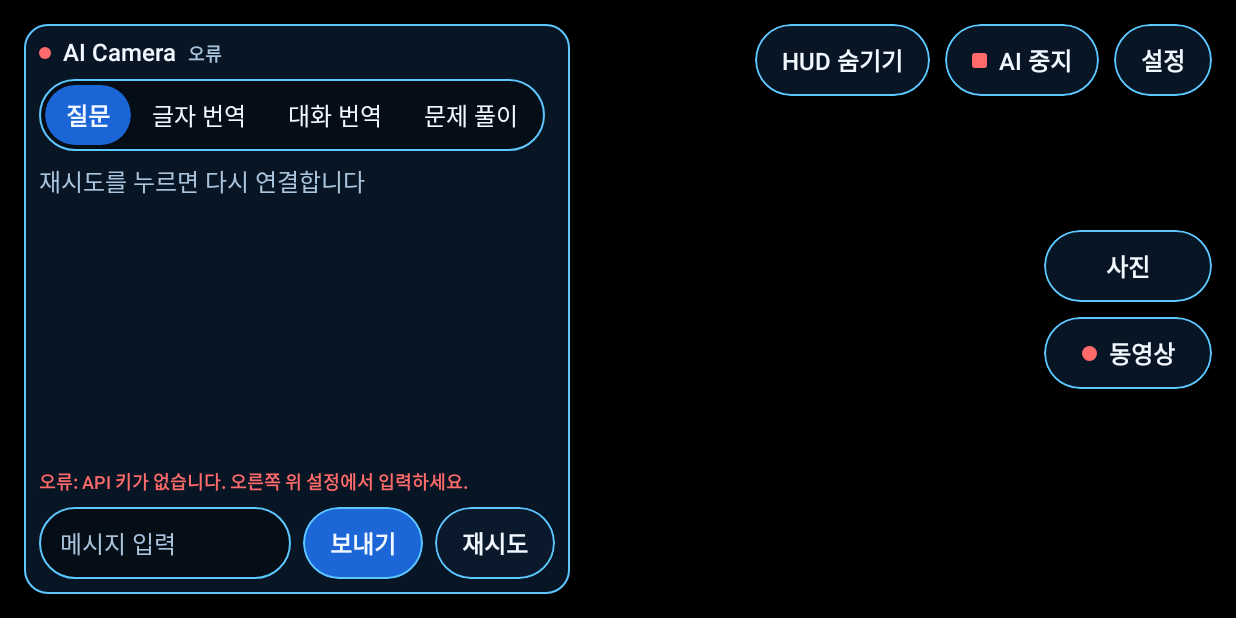
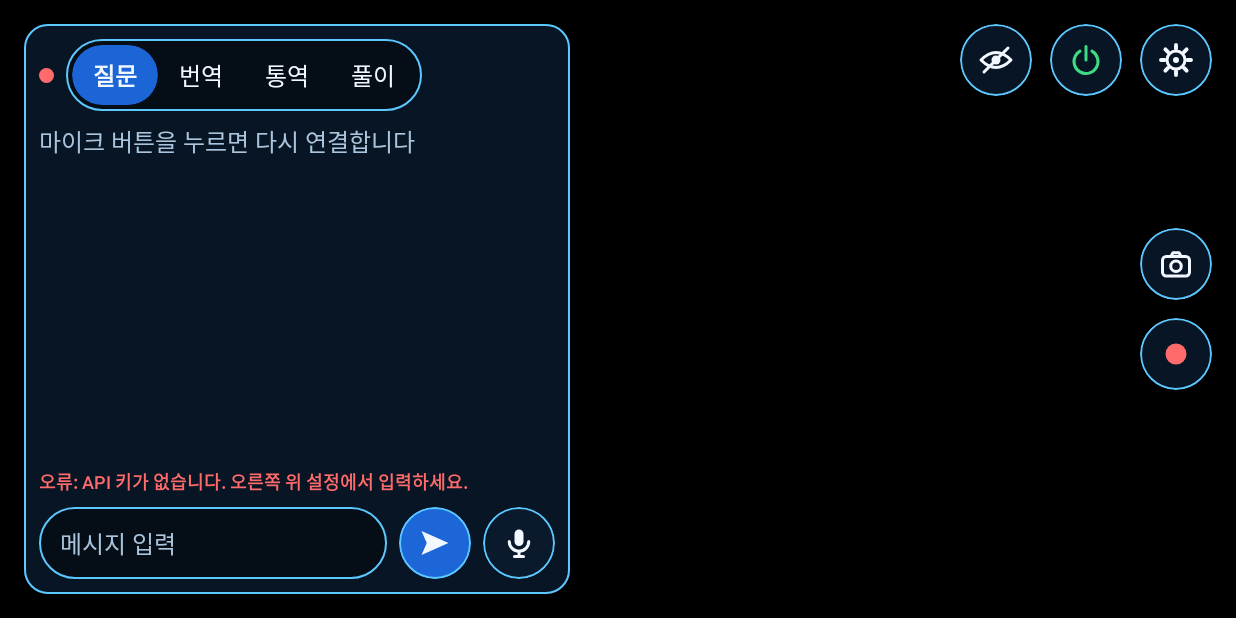
Before and after one commit to bear2u/ai-camera-hud, an Android app built with Jetpack Compose: the screen it shows after launch (MainActivity), on a phone screen of 824 x 412 dp (held sideways). Run offline under Robolectric (Android 15) with nearby library versions, the phone set to English and light mode, and no system bars; libraries missing offline, so code that uses them is left out: androidx.camera.compose, androidx.camera.core, androidx.camera.lifecycle, androidx.camera.video; pictures from the network do not load; 3 statements that could not run were skipped.

Commit message:
behavioral: HUD 버튼을 아이콘으로 바꾸고 문구를 줄인다
보내기, 마이크, 사진, 녹화, HUD 보기/숨기기, AI 전원, 설정을 아이콘 버튼으로
바꾸고 모드 이름을 질문/번역/통역/풀이로 줄인다.

Co-Authored-By: Claude Fable 5.2 <noreply@anthropic.com>

```diff
--- a/app/src/main/java/com/symverse/aiglasses/ui/GlassesScreen.kt
+++ b/app/src/main/java/com/symverse/aiglasses/ui/GlassesScreen.kt
@@ -60,7 +60,7 @@ import com.symverse.aiglasses.core.Mode
 import com.symverse.aiglasses.core.Speaker
 import com.symverse.aiglasses.core.Status
 
-private val CaptureColumnWidth = 112.dp
+private val RecordingFill = Color(0xE6B3261E)
 private val BubbleShape = RoundedCornerShape(12.dp)
 private val OtherBubble = Color(0x33FFFFFF)
 
@@ -106,19 +106,29 @@ fun GlassesScreen(
                 )
             }
             // HUD를 숨겨도 촬영 버튼, 촬영 결과 알림, HUD 버튼은 남긴다.
-            Column(
-                Modifier.align(Alignment.CenterEnd).width(CaptureColumnWidth),
-                verticalArrangement = Arrangement.spacedBy(10.dp),
-            ) {
-                PillButton("사진", onClick = onTakePhoto, modifier = Modifier.fillMaxWidth())
-                RecordButton(recording = capture.recording, onClick = onToggleVideo)
+            Column(Modifier.align(Alignment.CenterEnd), verticalArrangement = Arrangement.spacedBy(12.dp)) {
+                IconButton(HudIcon.Camera, "사진 촬영", onClick = onTakePhoto)
+                if (capture.recording) {
+                    IconButton(HudIcon.Stop, "녹화 중지", onClick = onToggleVideo, fill = RecordingFill, line = Alert)
+                } else {
+                    IconButton(HudIcon.Record, "동영상 녹화", onClick = onToggleVideo, tint = Alert)
+                }
             }
             capture.message?.let { CaptureNotice(it, Modifier.align(Alignment.BottomEnd)) }
-            Row(Modifier.align(Alignment.TopEnd), horizontalArrangement = Arrangement.spacedBy(10.dp)) {
-                PillButton(if (hudVisible) "HUD 숨기기" else "HUD 보기", onClick = { hudVisible = !hudVisible })
+            Row(Modifier.align(Alignment.TopEnd), horizontalArrangement = Arrangement.spacedBy(12.dp)) {
                 if (hudVisible) {
-                    AiToggle(on = hud.status != Status.Off, onClick = onToggleAi)
-                    PillButton("설정", onClick = onOpenSettings)
+                    IconButton(HudIcon.EyeOff, "HUD 숨기기", onClick = { hudVisible = false })
+                    val aiOn = hud.status != Status.Off
+                    IconButton(
+                        HudIcon.Power,
+                        if (aiOn) "AI 끄기" else "AI 켜기",
+                        onClick = onToggleAi,
+                        fill = if (aiOn) CardFill else Primary,
+                        tint = if (aiOn) Live else Ink,
+                    )
+                    IconButton(HudIcon.Gear, "설정", onClick = onOpenSettings)
+                } else {
+                    IconButton(HudIcon.Eye, "HUD 보기", onClick = { hudVisible = true })
                 }
             }
         }
@@ -147,24 +157,22 @@ private fun ChatPanel(
         verticalArrangement = Arrangement.spacedBy(8.dp),
     ) {
         if (!typing) {
-            StatusRow(hud.status)
-            ModeSwitch(mode = mode, onSelect = onSelectMode)
+            Row(verticalAlignment = Alignment.CenterVertically, horizontalArrangement = Arrangement.spacedBy(8.dp)) {
+                Box(Modifier.size(10.dp).background(statusColor(hud.status), CircleShape))
+                ModeSwitch(mode = mode, onSelect = onSelectMode)
+            }
         }
         ChatLog(hud.entries, emptyHint = hint(hud.status, mode), modifier = Modifier.weight(1f).fillMaxWidth())
         hud.error?.let { BasicText("오류: $it", style = TitleStyle.copy(color = Alert), maxLines = 3) }
-        if (hud.entries.isNotEmpty() && !typing) BasicText(hint(hud.status, mode), style = TitleStyle, maxLines = 1)
+        // 오류는 바로 위 줄에 사유가 나오므로 상태 글자를 또 쓰지 않는다.
+        if (hud.status != Status.Idle && hud.status != Status.Error) {
+            BasicText(statusLabel(hud.status), style = TitleStyle, maxLines = 1)
+        }
         InputRow(status = hud.status, mode = mode, onSendText = onSendText, onMic = onMic)
     }
 }
 
-@Composable
-private fun StatusRow(status: Status) {
-    Row(verticalAlignment = Alignment.CenterVertically, horizontalArrangement = Arrangement.spacedBy(8.dp)) {
-        Box(Modifier.size(8.dp).background(statusColor(status), CircleShape))
-        BasicText("AI Camera", style = BodyStyle.copy(fontWeight = FontWeight.SemiBold))
-        BasicText(statusLabel(status), style = TitleStyle)
-    }
-}
+
 
 /** 대화 기록. 맨 아래를 보고 있을 때만 새 글을 따라 내려가서, 위로 올려 읽는 중에는 움직이지 않는다. */
 @Composable
@@ -242,8 +250,23 @@ private fun InputRow(status: Status, mode: Mode, onSendText: (String) -> Unit, o
                 }
             },
         )
-        PillButton("보내기", onClick = send, primary = true)
-        PillButton(micLabel(status, mode), onClick = onMic)
+        IconButton(HudIcon.Send, "보내기", onClick = send, fill = Primary)
+        MicButton(status = status, mode = mode, onClick = onMic)
+    }
+}
+
+/** 말하기 버튼. 화면 탭과 같은 일을 하고, 지금 누르면 무슨 일이 일어나는지 아이콘으로 보여 준다. */
+@Composable
+private fun MicButton(status: Status, mode: Mode, onClick: () -> Unit) {
+    when (status) {
+        Status.Listening, Status.Speaking ->
+            IconButton(HudIcon.Stop, micLabel(status, mode), onClick = onClick, fill = RecordingFill, line = Alert)
+        Status.Thinking, Status.Connecting -> IconButton(HudIcon.Dots, micLabel(status, mode), onClick = onClick, tint = InkDim)
+        Status.Idle, Status.Off, Status.Error -> IconButton(
+            if (mode == Mode.TranslateText) HudIcon.Shutter else HudIcon.Mic,
+            micLabel(status, mode),
+            onClick = onClick,
+        )
     }
 }
 
@@ -256,25 +279,7 @@ private fun CaptureNotice(text: String, modifier: Modifier = Modifier) {
     )
 }
 
-/** 동영상 녹화를 시작하고 멈춘다. 녹화 중에는 빨갛게 표시한다. */
-@Composable
-private fun RecordButton(recording: Boolean, onClick: () -> Unit) {
-    Row(
-        Modifier
-            .fillMaxWidth()
-            .clip(PillShape)
-            .background(if (recording) Color(0xE6B3261E) else CardFill, PillShape)
-            .border(1.dp, if (recording) Alert else CardLine, PillShape)
-            .clickable(role = Role.Button, onClick = onClick)
-            .heightIn(min = 48.dp)
-            .padding(horizontal = 12.dp),
-        verticalAlignment = Alignment.CenterVertically,
-        horizontalArrangement = Arrangement.spacedBy(8.dp, Alignment.CenterHorizontally),
-    ) {
-        Box(Modifier.size(10.dp).background(if (recording) Ink else Alert, if (recording) RoundedCornerShape(2.dp) else CircleShape))
-        BasicText(if (recording) "녹화 중지" else "동영상", style = BodyStyle.copy(fontWeight = FontWeight.SemiBold))
-    }
-}
+
 
 /** 말하기 버튼과 화면 탭이 할 일을 고른다. 좁으면 옆으로 밀어 볼 수 있다. */
 @Composable
@@ -287,9 +292,9 @@ private fun ModeSwitch(mode: Mode, onSelect: (Mode) -> Unit, modifier: Modifier
             .padding(4.dp),
     ) {
         ModeOption("질문", selected = mode == Mode.Ask, onClick = { onSelect(Mode.Ask) })
-        ModeOption("글자 번역", selected = mode == Mode.TranslateText, onClick = { onSelect(Mode.TranslateText) })
-        ModeOption("대화 번역", selected = mode == Mode.Conversation, onClick = { onSelect(Mode.Conversation) })
-        ModeOption("문제 풀이", selected = mode == Mode.Solve, onClick = { onSelect(Mode.Solve) })
+        ModeOption("번역", selected = mode == Mode.TranslateText, onClick = { onSelect(Mode.TranslateText) })
+        ModeOption("통역", selected = mode == Mode.Conversation, onClick = { onSelect(Mode.Conversation) })
+        ModeOption("풀이", selected = mode == Mode.Solve, onClick = { onSelect(Mode.Solve) })
     }
 }
 
@@ -308,24 +313,7 @@ private fun ModeOption(label: String, selected: Boolean, onClick: () -> Unit) {
     }
 }
 
-/** AI 연결을 켜고 끄는 버튼. */
-@Composable
-private fun AiToggle(on: Boolean, onClick: () -> Unit, modifier: Modifier = Modifier) {
-    Row(
-        modifier
-            .clip(PillShape)
-            .background(if (on) CardFill else Primary, PillShape)
-            .border(1.dp, CardLine, PillShape)
-            .clickable(role = Role.Button, onClick = onClick)
-            .heightIn(min = 48.dp)
-            .padding(horizontal = 18.dp),
-        verticalAlignment = Alignment.CenterVertically,
-        horizontalArrangement = Arrangement.spacedBy(8.dp),
-    ) {
-        Box(Modifier.size(10.dp).background(if (on) Alert else Ink, if (on) RoundedCornerShape(2.dp) else CircleShape))
-        BasicText(if (on) "AI 중지" else "AI 활성화", style = BodyStyle.copy(fontWeight = FontWeight.SemiBold))
-    }
-}
+
 
 private fun speakerLabel(speaker: Speaker): String = when (speaker) {
     Speaker.User -> "나"
@@ -364,20 +352,19 @@ private fun statusLabel(status: Status): String = when (status) {
 }
 
 private fun hint(status: Status, mode: Mode): String = when (status) {
-    Status.Off -> "AI가 꺼져 있습니다. 위의 AI 활성화를 누르세요"
+    Status.Off -> "AI가 꺼져 있습니다. 오른쪽 위 전원 버튼을 누르세요"
     Status.Connecting -> "AI에 연결하고 있습니다"
     Status.Idle -> when (mode) {
-        Mode.Ask -> "글로 묻거나, 말하기를 누르고 질문하세요"
-        Mode.TranslateText -> "글자를 비추고 번역을 누르세요"
-        Mode.Conversation -> "시작을 누르면 상대의 말을 한국어로 번역합니다"
+        Mode.Ask -> "보이는 것에 대해 글이나 말로 물어보세요"
+        Mode.TranslateText -> "글자를 비추고 버튼을 누르면 번역합니다"
+        Mode.Conversation -> "마이크를 누르면 상대의 말을 한국어로 통역합니다"
         Mode.Solve -> "문제를 크게 비추고 글이나 말로 물어보세요"
     }
     Status.Listening -> when (mode) {
-        Mode.Conversation -> "번역하고 있습니다. 중지를 누르면 멈춥니다"
-        Mode.Solve -> "듣고 있습니다. 전송을 누르면 풉니다 (말없이 눌러도 됩니다)"
-        else -> "듣고 있습니다. 다 말했으면 전송을 누르세요"
+        Mode.Conversation -> "통역하고 있습니다"
+        else -> "듣고 있습니다"
     }
     Status.Thinking -> "답을 준비하고 있습니다"
-    Status.Speaking -> "중단을 누르면 답을 멈춥니다"
-    Status.Error -> "재시도를 누르면 다시 연결합니다"
+    Status.Speaking -> "답하고 있습니다"
+    Status.Error -> "마이크 버튼을 누르면 다시 연결합니다"
 }
--- /dev/null
+++ b/app/src/main/java/com/symverse/aiglasses/ui/HudIcons.kt
@@ -0,0 +1,129 @@
+package com.symverse.aiglasses.ui
+
+import androidx.compose.foundation.Canvas
+import androidx.compose.foundation.background
+import androidx.compose.foundation.border
+import androidx.compose.foundation.clickable
+import androidx.compose.foundation.layout.Box
+import androidx.compose.foundation.layout.size
+import androidx.compose.foundation.shape.CircleShape
+import androidx.compose.runtime.Composable
+import androidx.compose.ui.Alignment
+import androidx.compose.ui.Modifier
+import androidx.compose.ui.draw.clip
+import androidx.compose.ui.geometry.CornerRadius
+import androidx.compose.ui.geometry.Offset
+import androidx.compose.ui.geometry.Size
+import androidx.compose.ui.graphics.Color
+import androidx.compose.ui.graphics.Path
+import androidx.compose.ui.graphics.StrokeCap
+import androidx.compose.ui.graphics.StrokeJoin
+import androidx.compose.ui.graphics.drawscope.DrawScope
+import androidx.compose.ui.graphics.drawscope.Stroke
+import androidx.compose.ui.semantics.Role
+import androidx.compose.ui.semantics.contentDescription
+import androidx.compose.ui.semantics.semantics
+import androidx.compose.ui.unit.dp
+import kotlin.math.cos
+import kotlin.math.sin
+
+internal enum class HudIcon { Send, Mic, Stop, Shutter, Camera, Record, Eye, EyeOff, Power, Gear, Dots }
+
+/** 아이콘만 있는 둥근 버튼. [description] 은 화면 낭독기가 읽는 이름이다. */
+@Composable
+internal fun IconButton(
+    icon: HudIcon,
+    description: String,
+    onClick: () -> Unit,
+    modifier: Modifier = Modifier,
+    fill: Color = CardFill,
+    line: Color = CardLine,
+    tint: Color = Ink,
+) {
+    Box(
+        modifier
+            .size(48.dp)
+            .clip(CircleShape)
+            .background(fill, CircleShape)
+            .border(1.dp, line, CircleShape)
+            .clickable(role = Role.Button, onClick = onClick)
+            .semantics { contentDescription = description },
+        contentAlignment = Alignment.Center,
+    ) {
+        Canvas(Modifier.size(24.dp)) { draw(icon, tint) }
+    }
+}
+
+/** 24x24 격자에 맞춰 그린다. */
+private fun DrawScope.draw(icon: HudIcon, tint: Color) {
+    val u = size.minDimension / 24f
+    val line = Stroke(width = 2f * u, cap = StrokeCap.Round, join = StrokeJoin.Round)
+    fun at(x: Float, y: Float) = Offset(x * u, y * u)
+    when (icon) {
+        HudIcon.Send -> drawPath(
+            Path().apply {
+                moveTo(3 * u, 20 * u)
+                lineTo(21 * u, 12 * u)
+                lineTo(3 * u, 4 * u)
+                lineTo(6.5f * u, 12 * u)
+                close()
+            },
+            tint,
+        )
+        HudIcon.Mic -> {
+            drawRoundRect(tint, topLeft = at(9f, 3f), size = Size(6 * u, 11 * u), cornerRadius = CornerRadius(3 * u))
+            drawArc(tint, 0f, 180f, false, topLeft = at(5.5f, 4.5f), size = Size(13 * u, 13 * u), style = line)
+            drawLine(tint, at(12f, 17.5f), at(12f, 21f), strokeWidth = 2 * u, cap = StrokeCap.Round)
+            drawLine(tint, at(9f, 21f), at(15f, 21f), strokeWidth = 2 * u, cap = StrokeCap.Round)
+        }
+        HudIcon.Stop -> drawRoundRect(tint, topLeft = at(6f, 6f), size = Size(12 * u, 12 * u), cornerRadius = CornerRadius(2 * u))
+        HudIcon.Shutter -> {
+            drawCircle(tint, radius = 9 * u, center = at(12f, 12f), style = line)
+            drawCircle(tint, radius = 5 * u, center = at(12f, 12f))
+        }
+        HudIcon.Camera -> {
+            drawRoundRect(tint, topLeft = at(3f, 7f), size = Size(18 * u, 13 * u), cornerRadius = CornerRadius(2.5f * u), style = line)
+            drawPath(
+                Path().apply {
+                    moveTo(8.5f * u, 7 * u)
+                    lineTo(10 * u, 4.5f * u)
+                    lineTo(14 * u, 4.5f * u)
+                    lineTo(15.5f * u, 7 * u)
+                },
+                tint,
+                style = line,
+            )
+            drawCircle(tint, radius = 3.5f * u, center = at(12f, 13.5f), style = line)
+        }
+        HudIcon.Record -> drawCircle(tint, radius = 7 * u, center = at(12f, 12f))
+        HudIcon.Eye, HudIcon.EyeOff -> {
+            drawPath(
+                Path().apply {
+                    moveTo(2 * u, 12 * u)
+                    quadraticTo(12 * u, 2 * u, 22 * u, 12 * u)
+                    quadraticTo(12 * u, 22 * u, 2 * u, 12 * u)
+                    close()
+                },
+                tint,
+                style = line,
+            )
+            drawCircle(tint, radius = 3 * u, center = at(12f, 12f))
+            if (icon == HudIcon.EyeOff) drawLine(tint, at(4f, 20f), at(20f, 4f), strokeWidth = 2 * u, cap = StrokeCap.Round)
+        }
+        HudIcon.Power -> {
+            drawArc(tint, -60f, 300f, false, topLeft = at(4f, 5f), size = Size(16 * u, 16 * u), style = line)
+            drawLine(tint, at(12f, 3f), at(12f, 12f), strokeWidth = 2 * u, cap = StrokeCap.Round)
+        }
+        HudIcon.Gear -> {
+            drawCircle(tint, radius = 6 * u, center = at(12f, 12f), style = line)
+            drawCircle(tint, radius = 2 * u, center = at(12f, 12f))
+            for (step in 0 until 8) {
+                val angle = Math.toRadians(step * 45.0)
+                val dx = cos(angle).toFloat()
+                val dy = sin(angle).toFloat()
+                drawLine(tint, at(12 + dx * 7.5f, 12 + dy * 7.5f), at(12 + dx * 10f, 12 + dy * 10f), strokeWidth = 2.6f * u, cap = StrokeCap.Round)
+            }
+        }
+        HudIcon.Dots -> listOf(6f, 12f, 18f).forEach { drawCircle(tint, radius = 1.8f * u, center = at(it, 12f)) }
+    }
+}
```
Also changed, not shown: 1 other file.
